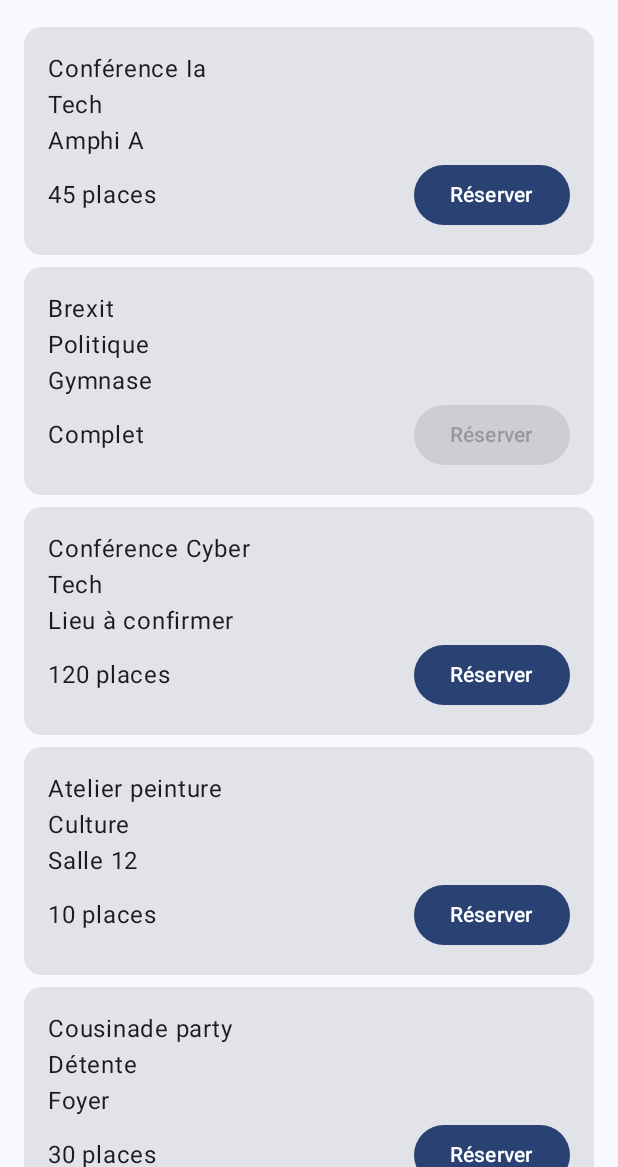
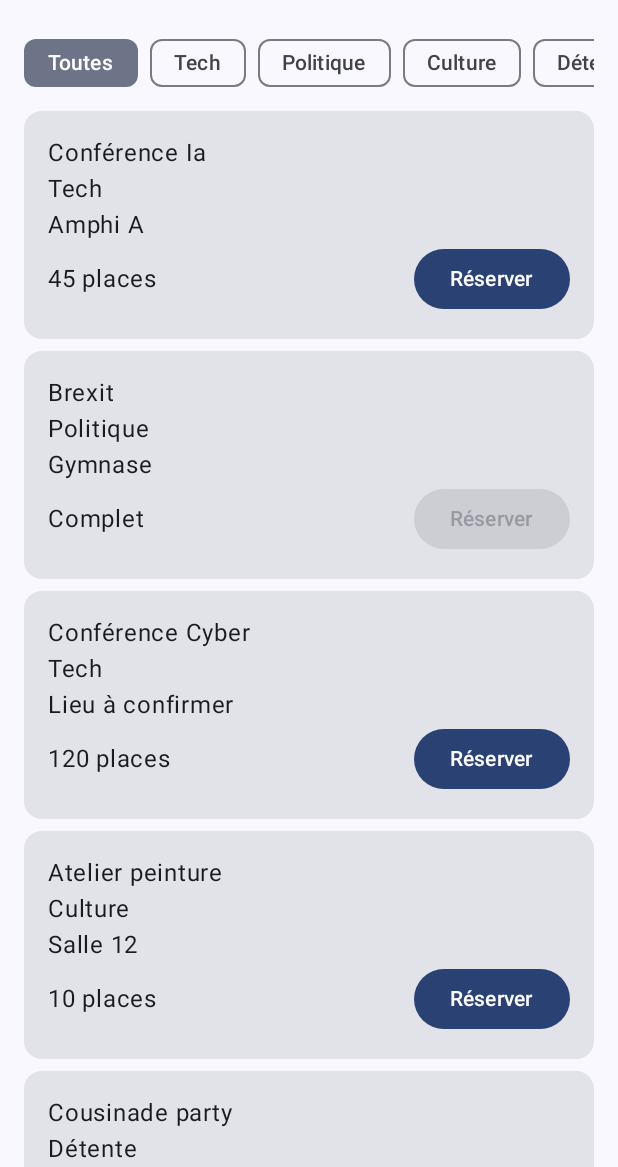
Before and after one commit to shradhux/Campus-project, an Android app built with Jetpack Compose: the screen it shows after launch (MainActivity), on a phone screen of 412 x 824 dp, the part 69-1236 px from its top. Run offline under Robolectric (Android 15) with nearby library versions, the phone set to English and light mode, and no system bars.

Commit message:
Partie 2 - question 1 terminée

```diff
--- a/app/src/main/java/com/example/campus/MainActivity.kt
+++ b/app/src/main/java/com/example/campus/MainActivity.kt
@@ -24,6 +24,8 @@ import androidx.compose.ui.Modifier
 import androidx.compose.ui.tooling.preview.Preview
 import androidx.compose.ui.unit.dp
 import com.example.campus.ui.theme.CampusTheme
+import androidx.compose.foundation.lazy.LazyRow
+import androidx.compose.material3.FilterChip
 
 private const val TAG = "Campus"
 
@@ -87,6 +89,8 @@ fun EventCard(
 @OptIn(ExperimentalMaterial3Api::class)
 @Composable
 fun EventListScreen(events: List<Event>) {
+    val categories = listOf("Toutes", "Tech", "Politique", "Culture", "Détente")
+
     Scaffold(
         topBar = {
             TopAppBar(title = { Text("Campus") })
@@ -97,6 +101,20 @@ fun EventListScreen(events: List<Event>) {
             verticalArrangement = Arrangement.spacedBy(8.dp),
             modifier = Modifier.padding(horizontal = 16.dp)
         ) {
+            item {
+                LazyRow(
+                    horizontalArrangement = Arrangement.spacedBy(8.dp)
+                ) {
+                    items(categories) { category ->
+                        FilterChip(
+                            selected = category == "Toutes",
+                            onClick = { Log.d(TAG, "Catégorie : $category") },
+                            label = { Text(category) }
+                        )
+                    }
+                }
+            }
+
             items(events, key = { it.id }) { event ->
                 EventCard(
                     event = event,
```
